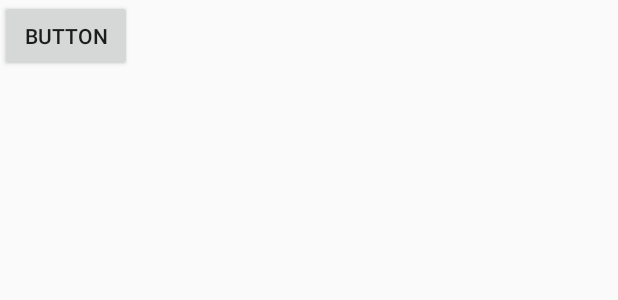
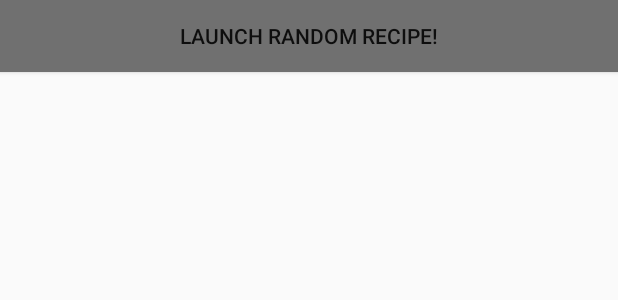
Before and after one commit to HaroldDLeon/Android-Projects, an Android app: the layout activity_main.xml on its own in the app's theme, with its tools: preview values and no code run, on a phone screen of 412 x 824 dp. Shown: the top 300 px of the screen. Run offline under Robolectric (Android 15) with nearby library versions, the phone set to English and light mode, and no system bars.

Commit message:
Updated app colors and overall setup

```diff
--- a/BroadcastSender/app/src/main/java/com/harolddleon/broadcastsender/MainActivity.java
+++ b/BroadcastSender/app/src/main/java/com/harolddleon/broadcastsender/MainActivity.java
@@ -1,10 +1,9 @@
 package com.harolddleon.broadcastsender;
 
 import android.content.Intent;
+import android.os.Bundle;
 import android.support.v7.app.AppCompatActivity;
-import android.os.Bundle;
 import android.view.View;
-import android.widget.Toast;
 
 public class MainActivity extends AppCompatActivity {
 
@@ -15,10 +14,8 @@ public class MainActivity extends AppCompatActivity {
     }
 
     public void sendIntent(View view) {
-        Toast.makeText(this, "Broadcast was sent", Toast.LENGTH_SHORT).show();
         Intent intent = new Intent();
-        intent.setFlags(Intent.FLAG_ACTIVITY_NEW_TASK | Intent.FLAG_ACTIVITY_SINGLE_TOP);
-
+        intent.setFlags(Intent.FLAG_ACTIVITY_CLEAR_TASK | Intent.FLAG_ACTIVITY_CLEAR_TOP | Intent.FLAG_ACTIVITY_SINGLE_TOP);
         intent.setAction("com.harolddleon.ACTION_RECIPE_SHOW");
         sendBroadcast(intent);
     }
--- a/BroadcastSender/app/src/main/res/layout/activity_main.xml
+++ b/BroadcastSender/app/src/main/res/layout/activity_main.xml
@@ -1,6 +1,5 @@
 <?xml version="1.0" encoding="utf-8"?>
 <RelativeLayout xmlns:android="http://schemas.android.com/apk/res/android"
-    xmlns:app="http://schemas.android.com/apk/res-auto"
     xmlns:tools="http://schemas.android.com/tools"
     android:layout_width="match_parent"
     android:layout_height="match_parent"
@@ -8,10 +7,11 @@
 
     <Button
         android:id="@+id/button2"
-        android:layout_width="wrap_content"
+        android:layout_width="match_parent"
         android:layout_height="wrap_content"
         android:layout_alignParentStart="true"
         android:layout_alignParentTop="true"
+        android:background="@color/colorPrimaryDark"
         android:onClick="sendIntent"
-        android:text="Button" />
+        android:text="@string/button_text" />
 </RelativeLayout>
--- a/BroadcastSender/app/src/main/res/values/colors.xml
+++ b/BroadcastSender/app/src/main/res/values/colors.xml
@@ -1,6 +1,6 @@
 <?xml version="1.0" encoding="utf-8"?>
 <resources>
-    <color name="colorPrimary">#3F51B5</color>
-    <color name="colorPrimaryDark">#303F9F</color>
-    <color name="colorAccent">#FF4081</color>
+    <color name="colorPrimary">#9e9e9e</color>
+    <color name="colorPrimaryDark">#707070</color>
+    <color name="colorAccent">#fafafa</color>
 </resources>
--- a/BroadcastSender/app/src/main/res/values/strings.xml
+++ b/BroadcastSender/app/src/main/res/values/strings.xml
@@ -1,3 +1,4 @@
 <resources>
     <string name="app_name">BroadcastSender</string>
+    <string name="button_text">Launch random recipe!</string>
 </resources>
```
